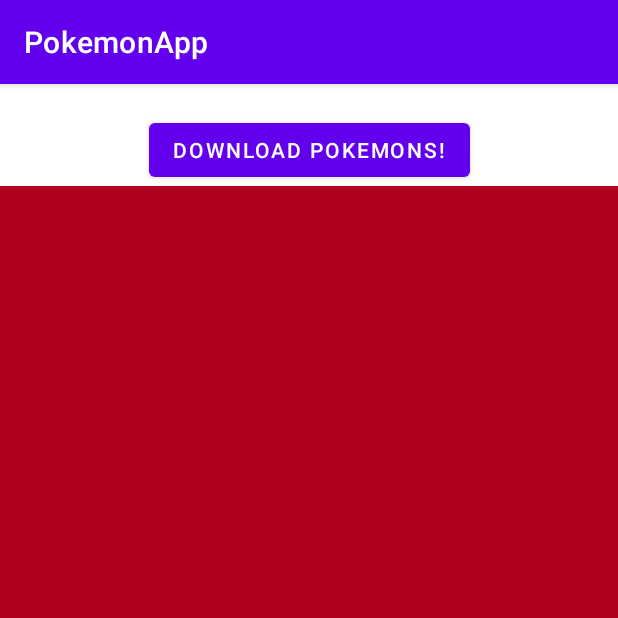
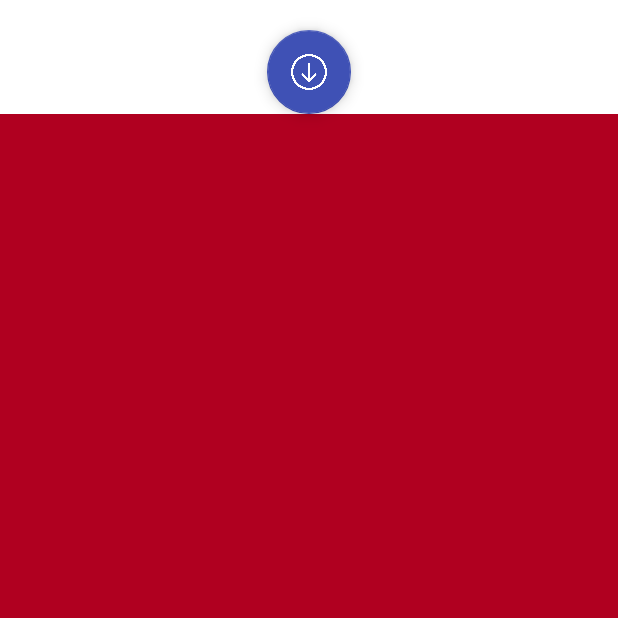
Before and after one commit to fernando995/PokemonApp25mayo, an Android app: the screen it shows after launch (MainActivity), on a phone screen of 412 x 824 dp, the top half of it. Run offline under Robolectric (Android 15) with nearby library versions, the phone set to English and light mode, and no system bars; our stand-ins replace Picasso; pictures from the network do not load.

Commit message:
Clase 27/04/2022

```diff
--- a/app/src/main/AndroidManifest.xml
+++ b/app/src/main/AndroidManifest.xml
@@ -11,7 +11,7 @@
         android:label="@string/app_name"
         android:roundIcon="@mipmap/ic_launcher_round"
         android:supportsRtl="true"
-        android:theme="@style/Theme.PokemonApp">
+        android:theme="@style/Theme.PokemonAppNoActionBar">
         <activity
             android:name=".MainActivity"
             android:exported="true">
--- a/app/src/main/java/com/example/pokemonapp/MainActivity.kt
+++ b/app/src/main/java/com/example/pokemonapp/MainActivity.kt
@@ -33,11 +33,18 @@ class MainActivity : AppCompatActivity() {
     }
 
     private fun initBotonDescarga() {
-        binding.bDescarga.text = if (listaPokemon.listaPokemon.isNullOrEmpty()) {
+        binding.bDescarga.contentDescription = if (listaPokemon.listaPokemon.isNullOrEmpty()) {
             getString(R.string.descargar_pokemons)
         } else {
             getString(R.string.recargar_pokemons)
         }
+
+        if (listaPokemon.listaPokemon.isNullOrEmpty()) {
+            binding.bDescarga.setImageResource(R.mipmap.ic_descarga)
+        } else {
+            binding.bDescarga.setImageResource(R.mipmap.ic_recarga)
+        }
+
 
         binding.bDescarga.setOnClickListener {
             lifecycleScope.launch(Dispatchers.IO) {
@@ -45,6 +52,7 @@ class MainActivity : AppCompatActivity() {
                 withContext(Dispatchers.Main) {
                     actualizarAdapter(listaPokemon)
                 }
+                initBotonDescarga()
                 writeInPreferences()
 
 
--- a/app/src/main/res/layout/activity_seleccion.xml
+++ b/app/src/main/res/layout/activity_seleccion.xml
@@ -6,7 +6,7 @@
     android:layout_height="match_parent"
     tools:context=".MainActivity">
 
-    <Button
+    <com.google.android.material.floatingactionbutton.FloatingActionButton
         android:id="@+id/bDescarga"
         android:layout_width="wrap_content"
         android:layout_height="wrap_content"
@@ -14,7 +14,10 @@
         android:layout_margin="20dp"
         app:layout_constraintLeft_toLeftOf="parent"
         app:layout_constraintRight_toRightOf="parent"
-        app:layout_constraintTop_toTopOf="parent" />
+        app:layout_constraintTop_toTopOf="parent"
+        app:tint="@color/white"
+        android:src="@mipmap/ic_recarga"
+        android:contentDescription="@string/recargar_pokemons" />
 
     <androidx.recyclerview.widget.RecyclerView
         android:id="@+id/rvPokemon"
--- a/app/src/main/res/values/themes.xml
+++ b/app/src/main/res/values/themes.xml
@@ -1,16 +1,17 @@
 <resources xmlns:tools="http://schemas.android.com/tools">
-    <!-- Base application theme. -->
-    <style name="Theme.PokemonApp" parent="Theme.MaterialComponents.DayNight.DarkActionBar">
+
+    <style name="Theme.PokemonAppNoActionBar" parent="Theme.MaterialComponents.DayNight.NoActionBar">
         <!-- Primary brand color. -->
-        <item name="colorPrimary">@color/purple_500</item>
-        <item name="colorPrimaryVariant">@color/purple_700</item>
+        <item name="colorPrimary">#3F51B5</item>
+        <item name="colorPrimaryVariant">#FFC107</item>
         <item name="colorOnPrimary">@color/white</item>
         <!-- Secondary brand color. -->
-        <item name="colorSecondary">@color/teal_200</item>
+        <item name="colorSecondary">#3F51B5</item>
         <item name="colorSecondaryVariant">@color/teal_700</item>
         <item name="colorOnSecondary">@color/black</item>
         <!-- Status bar color. -->
         <item name="android:statusBarColor" tools:targetApi="l">?attr/colorPrimaryVariant</item>
         <!-- Customize your theme here. -->
     </style>
+
 </resources>
```
Also changed, not shown: app/src/main/res/mipmap-hdpi/ic_descarga.png (added), app/src/main/res/mipmap-hdpi/ic_recarga.png (added).
